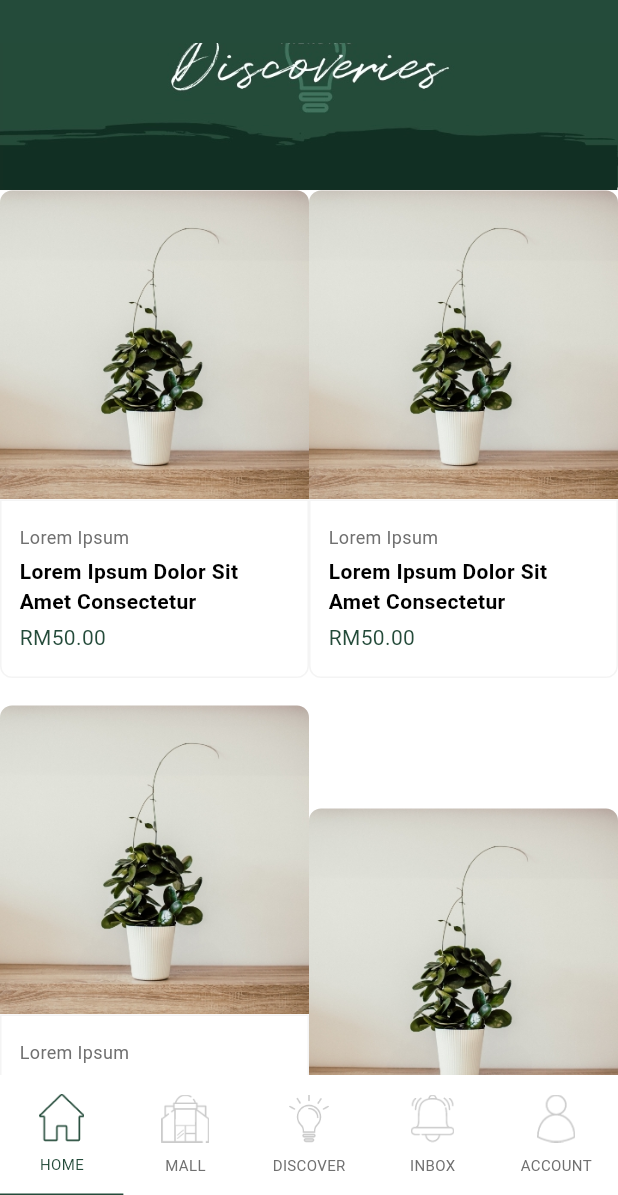
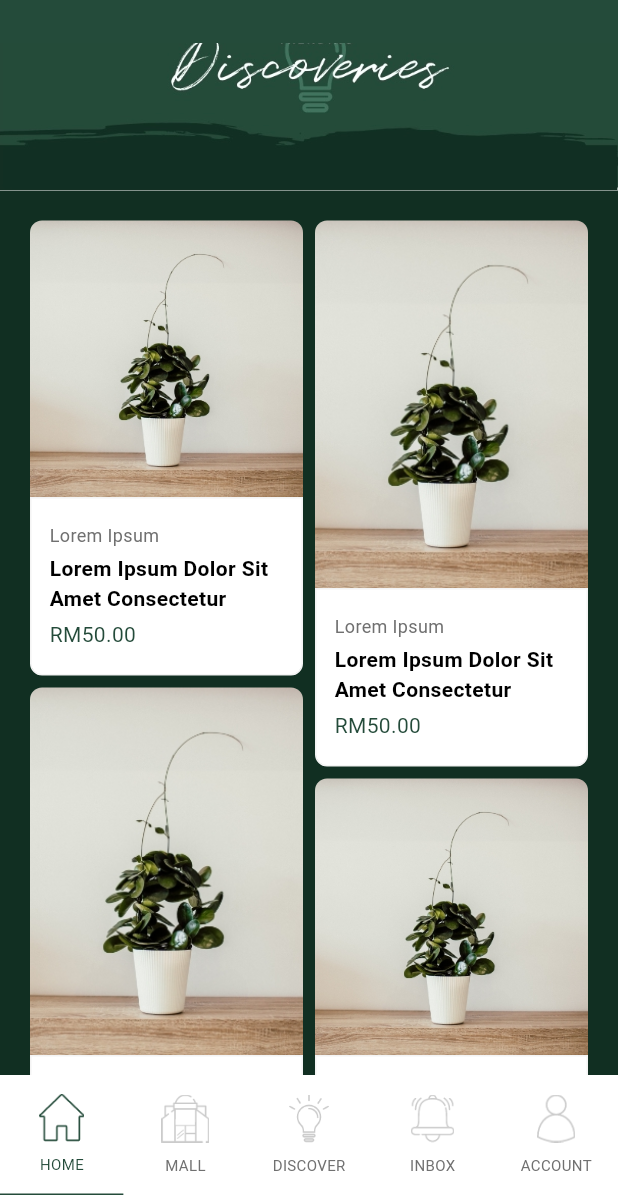
Before and after one commit to thing-code/planty-mobile-dev-test, a Flutter app: the screen it shows after launch, scrolled down 1152 dp, on a phone screen of 412 x 824 dp, the part 41-1236 px from its top. Run offline on Flutter 3.47's test engine with Material 3 defaults, Android fonts, the phone set to English and light mode, and no system bars; our stand-ins replace go_router; missing offline and left inert: thing_toast.

Commit message:
Refactor dependencies and enhance HomeScreen layout
- Removed unused dependencies from pubspec.yaml and pubspec.lock, including flutter_bloc, freezed, json_serializable, and get_it.
- Deleted the dependency injection setup in di.dart as it was no longer needed.
- Refactored HomeScreen to include a new ItemsSection for displaying plant cards in a masonry grid layout.
- Added a search bar to the MallScreen for improved user interaction.
- Updated theme settings to include action icon and search bar themes.

```diff
--- a/lib/di/di.dart
+++ /dev/null
@@ -1,9 +0,0 @@
-import 'package:get_it/get_it.dart';
-import 'package:go_router/go_router.dart';
-import 'package:planty_app/routers/router.dart';
-
-final di = GetIt.instance;
-
-void initializeDependencies() {
-  // di.registerSingleton<GoRouter>(router);
-}
--- /dev/null
+++ b/lib/models/plant.dart
@@ -0,0 +1,32 @@
+class Plant {
+  final String title;
+  final String desc;
+  final double price;
+  final double? discountPercentage;
+
+  Plant({
+    required this.title,
+    required this.desc,
+    required this.price,
+    this.discountPercentage,
+  });
+
+  Plant copyWith({
+    String? title,
+    String? desc,
+    double? price,
+    double? discountPercentage,
+  }) {
+    return Plant(
+      title: title ?? this.title,
+      desc: desc ?? this.desc,
+      price: price ?? this.price,
+      discountPercentage: discountPercentage ?? this.discountPercentage,
+    );
+  }
+
+  @override
+  String toString() {
+    return 'Plant(title: $title, desc: $desc, price: $price, discountPercentage: $discountPercentage)';
+  }
+}
--- a/lib/screens/home_screen.dart
+++ b/lib/screens/home_screen.dart
@@ -1,8 +1,9 @@
 import 'package:flutter/material.dart';
 import 'package:flutter_staggered_grid_view/flutter_staggered_grid_view.dart';
-import 'package:planty_app/extensions/extension.dart';
 import 'package:planty_app/gen/assets.gen.dart';
 import 'package:planty_app/themes/theme.dart';
+import 'package:planty_app/widgets/home_banner.dart';
+import 'package:planty_app/widgets/home_card.dart';
 import 'package:planty_app/widgets/widgets.dart';
 
 class HomeScreen extends StatelessWidget {
@@ -25,9 +26,33 @@ class HomeScreen extends StatelessWidget {
           SliverToBoxAdapter(child: MenuSection()),
           SliverToBoxAdapter(child: ServicesSection()),
           SliverToBoxAdapter(child: Assets.trendingDiscoveries.image()),
-          SliverMasonryGrid.count(
+          SliverToBoxAdapter(child: ItemsSection()),
+        ],
+      ),
+    );
+  }
+}
+
+class ItemsSection extends StatelessWidget {
+  const ItemsSection({super.key});
+
+  @override
+  Widget build(BuildContext context) {
+    final screenWidth = MediaQuery.sizeOf(context).width;
+    final padding = 20.0 * 2;
+    final crossAxisSpacing = 8.0;
+    final availableWidth = screenWidth - padding;
+    final itemWidth = (availableWidth - crossAxisSpacing) / 2;
+    return Container(
+      color: AppColors.darkPrimary,
+      padding: EdgeInsets.symmetric(horizontal: 20, vertical: 20),
+      child: MasonryGridView.count(
+        shrinkWrap: true,
+        physics: NeverScrollableScrollPhysics(),
         crossAxisCount: 2,
-            childCount: 8,
+        mainAxisSpacing: 8,
+        crossAxisSpacing: 8,
+        itemCount: 8,
         itemBuilder: (context, index) {
           double getAspectRatio(int index) {
             int pattern = index % 4;
@@ -39,10 +64,15 @@ class HomeScreen extends StatelessWidget {
             }
           }
 
-              return PlantCard(customRatio: getAspectRatio(index));
+          final aspectRatio = getAspectRatio(index);
+          final itemHeight = itemWidth / aspectRatio;
+
+          return SizedBox(
+            height: itemHeight,
+            width: itemWidth,
+            child: PlantCard(useAspectRatio: false),
+          );
         },
-          ),
-        ],
       ),
     );
   }
@@ -157,50 +187,6 @@ class ServicesSection extends StatelessWidget {
   }
 }
 
-class PlantCard extends StatelessWidget {
-  const PlantCard({super.key, this.customRatio});
-
-  final double? customRatio;
-
-  @override
-  Widget build(BuildContext context) {
-    return AspectRatio(
-      aspectRatio: customRatio ?? 3 / 5,
-      child: Column(
-        children: [
-          ClipRRect(
-            borderRadius: BorderRadius.vertical(top: Radius.circular(8)),
-            child: Assets.image.image(),
-          ),
-          Container(
-            padding: EdgeInsets.symmetric(vertical: 16, horizontal: 12),
-            decoration: BoxDecoration(
-              color: Colors.white,
-              border: Border.all(color: AppColors.grey),
-              borderRadius: BorderRadius.vertical(bottom: Radius.circular(8)),
-            ),
-            child: Column(
-              spacing: 4,
-              crossAxisAlignment: CrossAxisAlignment.start,
-              children: [
-                Text(
-                  'Lorem Ipsum',
-                  style: TextStyle(fontSize: 12, color: AppColors.subtitle),
-                ),
-                Text(
-                  'Lorem Ipsum Dolor Sit Amet Consectetur',
-                  style: TextStyle(fontWeight: FontWeight.w600),
-                ),
-                Text(50.toMYR, style: TextStyle(color: AppColors.primary)),
-              ],
-            ),
-          ),
-        ],
-      ),
-    );
-  }
-}
-
 class MenuSection extends StatelessWidget {
   const MenuSection({super.key});
 
@@ -247,24 +233,3 @@ class MenuSection extends StatelessWidget {
     );
   }
 }
-
-class PlantBanner extends StatelessWidget {
-  const PlantBanner({super.key});
-
-  @override
-  Widget build(BuildContext context) {
-    return AspectRatio(
-      aspectRatio: 16 / 10,
-      child: CarouselView(
-        shape: RoundedRectangleBorder(),
-        padding: EdgeInsets.zero,
-        itemSnapping: true,
-        itemExtent: MediaQuery.sizeOf(context).width,
-        children: List.generate(
-          3,
-          (index) => Assets.homeBanner.image(fit: BoxFit.cover),
-        ),
-      ),
-    );
-  }
-}
--- a/lib/screens/mall_screen.dart
+++ b/lib/screens/mall_screen.dart
@@ -1,10 +1,20 @@
 import 'package:flutter/material.dart';
+import 'package:planty_app/gen/assets.gen.dart';
 
 class MallScreen extends StatelessWidget {
   const MallScreen({super.key});
 
   @override
   Widget build(BuildContext context) {
-    return const Placeholder();
+    return Scaffold(
+      appBar: AppBar(
+        title: SearchBar(
+          leading: Assets.iconSearch.image(height: 20),
+          trailing: [Assets.iconFilter.image(height: 20)],
+          hintText: 'Search Salon',
+        ),
+        toolbarHeight: 80,
+      ),
+    );
   }
 }
--- a/lib/themes/theme.dart
+++ b/lib/themes/theme.dart
@@ -26,5 +26,12 @@ abstract class AppThemes {
         minimumSize: Size.fromHeight(50),
       ),
     ),
+    actionIconTheme: ActionIconThemeData(
+      backButtonIconBuilder: (context) =>
+          Icon(Icons.chevron_left, color: AppColors.primary),
+    ),
+    searchBarTheme: SearchBarThemeData(
+      padding: WidgetStatePropertyAll(EdgeInsets.symmetric(horizontal: 16)),
+    ),
   );
 }
--- /dev/null
+++ b/lib/widgets/home_banner.dart
@@ -0,0 +1,23 @@
+import 'package:flutter/material.dart';
+import 'package:planty_app/gen/assets.gen.dart';
+
+class PlantBanner extends StatelessWidget {
+  const PlantBanner({super.key});
+
+  @override
+  Widget build(BuildContext context) {
+    return AspectRatio(
+      aspectRatio: 16 / 10,
+      child: CarouselView(
+        shape: RoundedRectangleBorder(),
+        padding: EdgeInsets.zero,
+        itemSnapping: true,
+        itemExtent: MediaQuery.sizeOf(context).width,
+        children: List.generate(
+          3,
+          (index) => Assets.homeBanner.image(fit: BoxFit.cover),
+        ),
+      ),
+    );
+  }
+}
--- /dev/null
+++ b/lib/widgets/home_card.dart
@@ -0,0 +1,54 @@
+import 'package:flutter/material.dart';
+import 'package:planty_app/extensions/extension.dart';
+import 'package:planty_app/gen/assets.gen.dart';
+import 'package:planty_app/themes/theme.dart';
+
+class PlantCard extends StatelessWidget {
+  const PlantCard({super.key, this.useAspectRatio = true});
+
+  final bool useAspectRatio;
+
+  @override
+  Widget build(BuildContext context) {
+    final cardContent = Column(
+      crossAxisAlignment: CrossAxisAlignment.stretch,
+      children: [
+        Expanded(
+          child: ClipRRect(
+            borderRadius: BorderRadius.vertical(top: Radius.circular(8)),
+            child: Assets.image.image(fit: BoxFit.cover),
+          ),
+        ),
+        Container(
+          padding: EdgeInsets.symmetric(vertical: 16, horizontal: 12),
+          decoration: BoxDecoration(
+            color: Colors.white,
+            border: Border.all(color: AppColors.grey),
+            borderRadius: BorderRadius.vertical(bottom: Radius.circular(8)),
+          ),
+          child: Column(
+            spacing: 4,
+            crossAxisAlignment: CrossAxisAlignment.start,
+            children: [
+              Text(
+                'Lorem Ipsum',
+                style: TextStyle(fontSize: 12, color: AppColors.subtitle),
+              ),
+              Text(
+                'Lorem Ipsum Dolor Sit Amet Consectetur',
+                style: TextStyle(fontWeight: FontWeight.w600),
+              ),
+              Text(50.toMYR, style: TextStyle(color: AppColors.primary)),
+            ],
+          ),
+        ),
+      ],
+    );
+
+    if (useAspectRatio) {
+      return AspectRatio(aspectRatio: 3 / 5, child: cardContent);
+    }
+
+    return cardContent;
+  }
+}
--- a/pubspec.yaml
+++ b/pubspec.yaml
@@ -10,22 +10,16 @@ dependencies:
   bloc: ^9.1.0
   flutter:
     sdk: flutter
-  flutter_bloc: ^9.1.1
   flutter_gen: ^5.12.0
   flutter_staggered_grid_view: ^0.7.0
-  freezed_annotation: ^3.1.0
-  get_it: ^9.2.0
   go_router: ^17.0.1
   intl: ^0.20.2
-  json_annotation: ^4.9.0
   thing_toast: ^1.0.1
 
 dev_dependencies:
   flutter_test:
     sdk: flutter
   flutter_lints: ^6.0.0
-  freezed: ^3.2.3
-  json_serializable: ^6.11.2
   build_runner: ^2.10.4
   go_router_builder: ^4.1.3
   flutter_gen_runner: ^5.12.0
```
Also changed, not shown: pubspec.lock. Lines whose indentation alone changed are shown as unchanged.
